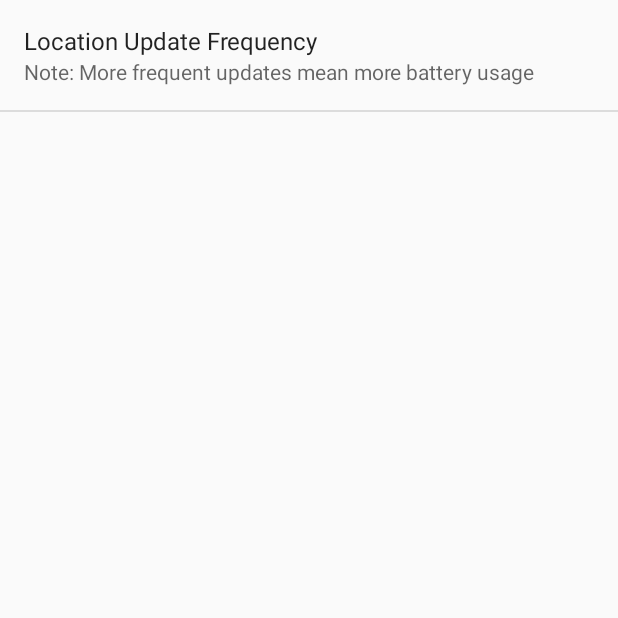
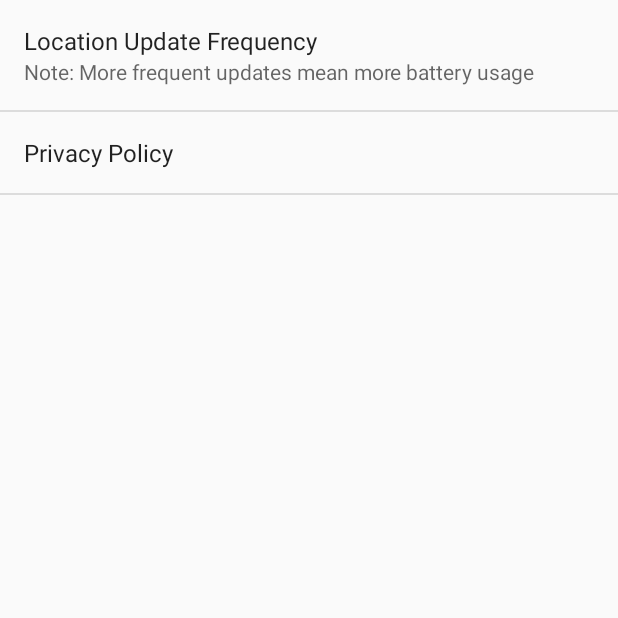
Before and after one commit to MichaelRechenberg/BreadCrumms, an Android app: the MainActivitySettingsActivity screen opened directly, with no data from a screen before it, on a phone screen of 412 x 824 dp, the top half of it. Run offline under Robolectric (Android 15) with nearby library versions, the phone set to English and light mode, and no system bars.

Commit message:
Added in-app privacy policy accessible via settings of MainActivity.  Need to make website to view  the same HTML as the privacy policy stored here

```diff
--- /dev/null
+++ b/app/src/main/java/com/example/miker_000/breadcrumms/PrivacyPolicyDialogPreference.java
@@ -0,0 +1,33 @@
+package com.example.miker_000.breadcrumms;
+
+import android.app.Dialog;
+import android.content.Context;
+import android.preference.DialogPreference;
+import android.text.Html;
+import android.text.Spanned;
+import android.text.method.ScrollingMovementMethod;
+import android.util.AttributeSet;
+import android.util.Log;
+import android.view.LayoutInflater;
+import android.view.View;
+import android.widget.TextView;
+
+/**
+ * Created by miker_000 on 8/2/2016.
+ */
+public class PrivacyPolicyDialogPreference extends DialogPreference {
+    public PrivacyPolicyDialogPreference(Context context, AttributeSet attrs){
+        super(context, attrs);
+        setDialogLayoutResource(R.layout.privacy_policy_preference);
+    }
+
+    @Override
+    protected void onBindDialogView(View view) {
+        super.onBindDialogView(view);
+
+        TextView privacyPolicyTextview = (TextView) view.findViewById(R.id.privacyPolicyTextView);
+        Spanned sp = Html.fromHtml(getContext().getString(R.string.privacy_policy));
+        privacyPolicyTextview.setText(sp);
+        privacyPolicyTextview.setMovementMethod(new ScrollingMovementMethod());
+    }
+}
--- a/app/src/main/res/values/strings.xml
+++ b/app/src/main/res/values/strings.xml
@@ -128,4 +128,25 @@
     <string name="longitudeTitle">Longitude:</string>
     <string name="tracking_on">Turn On Tracking</string>
     <string name="tracking_off">Turn Off Tracking</string>
+
+    <string name="privacy_policy">
+        <![CDATA[
+        <h1>Bread Crumms Privacy Policy</h1>
+        <h2>What This App Collects</h2>
+        <p>Bread Crumms periodically collects the latitude and longitude of your phone\'s location along
+        with the time that the location was recorded and stores this information in a
+        database within your phone. This database is only accessible via the Bread Crumms app. Bread Crumms
+        only collects this information when the tracking service
+        has been turned on by the user. Bread Crumms <b>DOES NOT</b> store any personally identifiable information
+        about the user or any information that could relate the location information stored
+        to any particular person.</p>
+        <p>If you uninstall Bread Crumms the database that stores your location will be deleted.</p>
+        <h2>Who Has Access To Your Information</h2>
+        <p>Only the Bread Crumms app has access to any aforementioned collected information.  The data
+        is stored in a local database and the data never leaves your phone nor is shared with any third parties.</p>
+        <h2>Questions About Privacy Policy</h2>
+        <p>If you have any questions regarding what data Bread Crumms uses feel free to contact me at:
+        michaelrechenberg@oawl.net</p>
+        ]]>
+    </string>
 </resources>
--- a/app/src/main/res/xml/main_activity_settings.xml
+++ b/app/src/main/res/xml/main_activity_settings.xml
@@ -12,4 +12,9 @@
 
     </ListPreference>
 
+    <com.example.miker_000.breadcrumms.PrivacyPolicyDialogPreference
+        android:title="Privacy Policy"
+        android:dialogTitle="Privacy Policy">
+    </com.example.miker_000.breadcrumms.PrivacyPolicyDialogPreference>
+
 </PreferenceScreen>
```
Also changed, not shown: app/src/main/res/layout/privacy_policy_preference.xml (added, +13 -0 lines).
